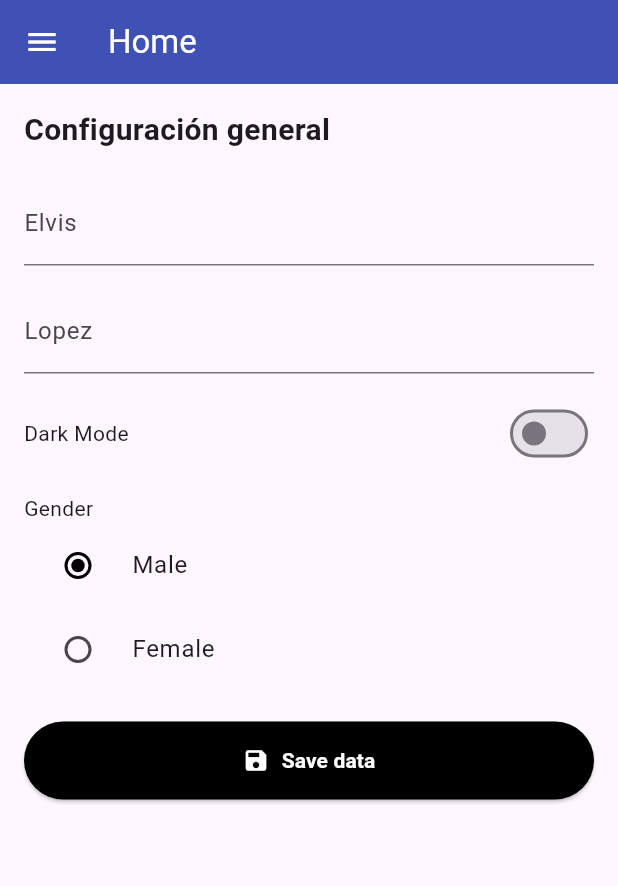
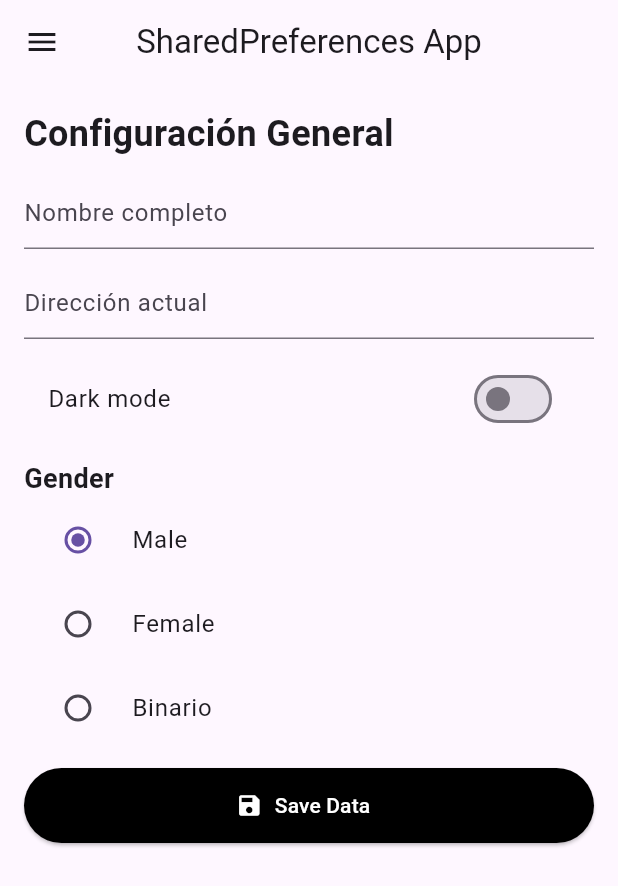
Before and after one commit to 202101215K/sharepreferens, a Flutter app: the screen it shows after launch, on a phone screen of 412 x 824 dp. Shown: the top 886 px of the screen. Run offline on Flutter 3.47's test engine with Material 3 defaults, Android fonts, the phone set to English and light mode, and no system bars; our stand-ins replace shared_preferences.

Commit message:
shared completo

```diff
--- a/lib/pages/Home_page.dart
+++ b/lib/pages/Home_page.dart
@@ -1,159 +1,150 @@
 import 'package:flutter/material.dart';
+import 'package:sharepreferens/utils/shared_global_page.dart';
+import 'package:sharepreferens/widgets/my_drawer_widget.dart';
+import 'package:shared_preferences/shared_preferences.dart';
 
-class HomePage extends StatelessWidget {
+class HomePage extends StatefulWidget {
   const HomePage({super.key});
+
+  @override
+  State<HomePage> createState() => _HomePageState();
+}
+
+class _HomePageState extends State<HomePage> {
+  bool isDarkMode = false;
+  int gender = 1;
+  TextEditingController _fullNameController = TextEditingController();
+  TextEditingController _addressController = TextEditingController();
+
+  saveSharedPreferences() async {
+
+    SharedGlobal().fullName = _fullNameController.text;
+    SharedGlobal().address = _addressController.text;
+   SharedGlobal().darkMode = isDarkMode;
+    SharedGlobal().gender = gender;
+
+    print("Guardando dtos en Shared Preferences");
+  }
+
+  getSharedPreferences() async {
+    SharedPreferences _prefs = await SharedPreferences.getInstance();
+    String fullName = _prefs.getString("fullName") ?? "Sin Nombre";
+    String address = _prefs.getString("addres") ?? "Sin Direccion";
+    //bool res = _prefs.getBool("mayor") ?? true;
+    print(fullName);
+    print(address);
+    print(isDarkMode);
+    print(gender);
+
+  }
 
   @override
   Widget build(BuildContext context) {
     return Scaffold(
       appBar: AppBar(
-        title: const Text("Home"),
-        backgroundColor: const Color(0xFF3F51B5),
-        foregroundColor: Colors.white,
+        title: Text("SharedPreferences App"),
+        centerTitle: true,
       ),
-      drawer: Drawer(
-        child: Column(
-          children: [
-            DrawerHeader(
-              decoration: BoxDecoration(
-                image: DecorationImage(
-                  fit: BoxFit.cover,
-                  image: NetworkImage(
-                      "https://images.pexels.com/photos/1025469/pexels-photo-1025469.jpeg?auto=compress&cs=tinysrgb&w=1260&h=750&dpr=1"),
-                ),
-              ),
-              child: SizedBox(
-                width: double.infinity,
-                child: Column(
-                  mainAxisAlignment: MainAxisAlignment.end,
-                  crossAxisAlignment: CrossAxisAlignment.start,
-                  children: [
-                    CircleAvatar(
-                      radius: 30.0,
-                      backgroundColor: Colors.amber,
-                      backgroundImage: NetworkImage(
-                          "https://images.pexels.com/photos/2413089/pexels-photo-2413089.jpeg?auto=compress&cs=tinysrgb&w=1260&h=750&dpr=1"),
-                    ),
-                    Text(
-                      "Leonel messi",
-                      style: TextStyle(
-                          color: Colors.white,
-                          fontSize: 16.0,
-                          fontWeight: FontWeight.bold),
-                    ),
-                    Text(
-                      "Administrador",
-                      style: TextStyle(
-                          color: Colors.white,
-                          fontSize: 16.0,
-                          fontWeight: FontWeight.w400),
-                    ),
-                  ],
-                ),
-              ),
-            ),
-            ListTile(
-              leading: Icon(Icons.person),
-              title: Text("Myprofile"),
-              onTap: () {},
-            ),
-            ListTile(
-              leading: Icon(Icons.work),
-              title: Text("Portfolio"),
-              onTap: () {},
-            ),
-            ListTile(
-              leading: Icon(Icons.lock),
-              title: Text("Change password"),
-              onTap: () {},
-            ),
-            Divider(
-              height: 30.0,
-            ),
-            ListTile(
-              leading: Icon(Icons.logout_outlined),
-              title: Text("Logout"),
-              onTap: () {},
-            ),
-          ],
-        ),
-      ),
+      drawer: MyDrawerWidget(),
       body: Padding(
         padding: const EdgeInsets.all(16.0),
         child: Column(
           crossAxisAlignment: CrossAxisAlignment.start,
           children: [
-            const Text(
-              'Configuración general',
+            Text(
+              "Configuración General",
               style: TextStyle(
-                fontSize: 20,
+                fontSize: 24.0,
                 fontWeight: FontWeight.bold,
               ),
             ),
-            const SizedBox(height: 20),
-            const TextField(
+            const SizedBox(
+              height: 12.0,
+            ),
+            TextField(
+              controller: _fullNameController,
               decoration: InputDecoration(
-                labelText: 'Elvis'
+                hintText: "Nombre completo",
               ),
             ),
-            const SizedBox(height: 16),
-            const TextField(
+            const SizedBox(
+              height: 12.0,
+            ),
+            TextField(
+              controller: _addressController,
               decoration: InputDecoration(
-                labelText: 'Lopez'
+                hintText: "Dirección actual",
               ),
             ),
-            const SizedBox(height: 16),
-            Row(
-              mainAxisAlignment: MainAxisAlignment.spaceBetween,
-              children: [
-                const Text('Dark Mode'),
-                Switch(
-                  value: false,
-                  activeColor: Colors.black,
-                  onChanged: (value) {
-
-                  },
-                ),
-              ],
+            const SizedBox(
+              height: 12.0,
             ),
-            const SizedBox(height: 16),
-            const Text('Gender'),
+            // Switch(value: true, onChanged: (bool value){}),
+            SwitchListTile(
+              value: isDarkMode,
+              onChanged: (bool value) {
+                isDarkMode = value;
+                setState(() {}); //PARA REDIBUJAR
+              },
+              title: Text("Dark mode"),
+            ),
+            const SizedBox(
+              height: 12.0,
+            ),
+            Text(
+              "Gender",
+              style: TextStyle(
+                fontSize: 18,
+                fontWeight: FontWeight.bold,
+              ),
+            ),
+            // Radio(value: 0, groupValue: 1, onChanged: (int? value){},),
             RadioListTile(
-              title: const Text('Male'),
-              value: 'male',
-              groupValue: 'male',
-              activeColor: Colors.black,
-              onChanged: (value) {},
+              value: 1,
+              groupValue: gender,
+              onChanged: (int? value) {
+                gender = value!;
+                setState(() {});
+              },
+              title: Text("Male"),
             ),
             RadioListTile(
-              title: const Text('Female'),
-              value: 'female',
-              groupValue: 'male',
-              activeColor: Colors.black,
-              onChanged: (value) {
-
+              value: 2,
+              groupValue: gender,
+              onChanged: (int? value) {
+                gender = value!;
+                setState(() {});
               },
+              title: Text("Female"),
             ),
-            const SizedBox(height: 20),
-            SizedBox(
-              width: double.infinity,
-              child: ElevatedButton.icon(
-                style: ElevatedButton.styleFrom(
-                  backgroundColor: Colors.black,
-                  disabledBackgroundColor: Colors.black,
-                  padding: const EdgeInsets.symmetric(vertical: 16),
-                ),
-                onPressed: (){
-
-                },
-                icon: const Icon(Icons.save, color: Colors.white),
-                label: const Text(
-                  'Save data',
-                  style: TextStyle(
-                    color: Colors.white,
-                    fontWeight: FontWeight.bold,
-                  ),
-                ),
+            RadioListTile(
+              value: 3,
+              groupValue: gender,
+              onChanged: (int? value) {
+                gender = value!;
+                setState(() {});
+              },
+              title: Text("Binario"),
+            ),
+            const SizedBox(
+              height: 12.0,
+            ),
+            ElevatedButton.icon(
+              onPressed: () {
+                saveSharedPreferences();
+                getSharedPreferences();
+              },
+              icon: Icon(
+                Icons.save,
+                color: Colors.white,
+              ),
+              label: Text(
+                "Save Data",
+                style: TextStyle(color: Colors.white),
+              ),
+              style: ElevatedButton.styleFrom(
+                backgroundColor: Colors.black,
+                minimumSize: Size(double.infinity, 50),
               ),
             ),
           ],
--- /dev/null
+++ b/lib/utils/shared_global_page.dart
@@ -0,0 +1,45 @@
+import 'package:shared_preferences/shared_preferences.dart';
+
+class SharedGlobal {
+static final SharedGlobal myInstance = SharedGlobal.instance();
+SharedGlobal.instance();
+factory SharedGlobal(){
+  return myInstance;
+}
+late SharedPreferences prefs;
+
+Future<void>initSharedPreferences()async{
+  prefs = await SharedPreferences.getInstance();
+  }
+set fullName (String value){
+  prefs.setString("fullname", value);
+}
+ String get fullName{
+  return prefs.getString("fullname")  ?? "-";
+}
+
+set address (String value){
+  prefs.setString("addres", value);
+}
+ String get address{
+  return prefs.getString("addres")  ?? "-";
+}
+
+set darkMode (bool value){
+  prefs.setBool("darKMode", value);
+}
+ bool get darkMode{
+  return prefs.getBool("darKMode") ?? false;
+}
+
+set gender (int value){
+  prefs.setInt("gender", value);
+}
+ int get gender{
+  return prefs.getInt("gender") ?? 0;
+}
+
+
+
+
+}
--- a/pubspec.yaml
+++ b/pubspec.yaml
@@ -34,6 +34,7 @@ dependencies:
   # The following adds the Cupertino Icons font to your application.
   # Use with the CupertinoIcons class for iOS style icons.
   cupertino_icons: ^1.0.8
+  shared_preferences: ^2.5.1
 
 dev_dependencies:
   flutter_test:
```
Also changed, not shown: lib/main.dart (+9 -2 lines), lib/pages/my_profile_page.dart (added, +69 -0 lines), lib/widgets/my_drawer_widget.dart (added, +83 -0 lines), pubspec.lock, 1 other file.
